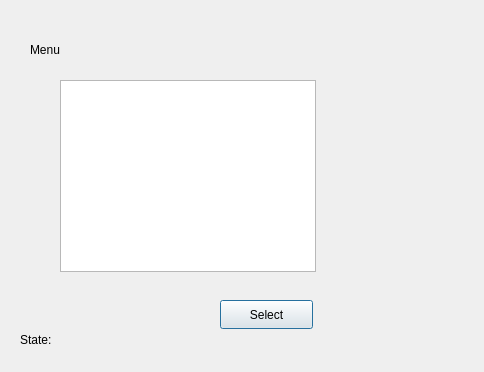
Burak-Yavas/qt-cpp-project, file menudialog.ui: the form before one commit.
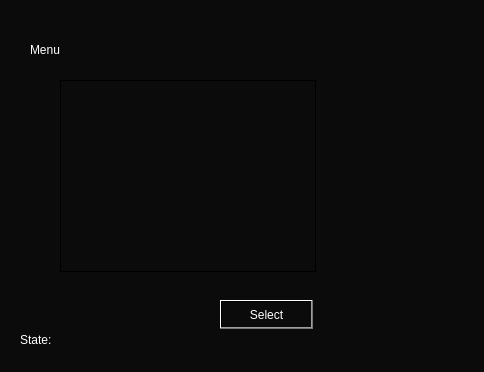
The form after the commit. Icons and pictures are not drawn.

The edit to the form file:
```diff
--- a/menudialog.ui
+++ b/menudialog.ui
@@ -13,6 +13,12 @@
   <property name="windowTitle">
    <string>Dialog</string>
   </property>
+  <property name="styleSheet">
+   <string notr="true">color: rgb(255, 255, 255);
+font: 9pt &quot;Segoe UI&quot;;
+
+background-color: qlineargradient(spread:reflect, x1:0.095, y1:0.176, x2:0.391, y2:0.471318, stop:1 rgba(11, 11, 11, 248));</string>
+  </property>
   <widget class="QTableView" name="tableView">
    <property name="geometry">
     <rect>
@@ -62,6 +68,28 @@
     <string>Select</string>
    </property>
   </widget>
+  <widget class="QLabel" name="label_2">
+   <property name="geometry">
+    <rect>
+     <x>0</x>
+     <y>10</y>
+     <width>481</width>
+     <height>361</height>
+    </rect>
+   </property>
+   <property name="styleSheet">
+    <string notr="true">image: url(:/resources/img/caferer.jpg);
+</string>
+   </property>
+   <property name="text">
+    <string/>
+   </property>
+  </widget>
+  <zorder>label_2</zorder>
+  <zorder>tableView</zorder>
+  <zorder>label_state</zorder>
+  <zorder>label</zorder>
+  <zorder>pushButton</zorder>
  </widget>
  <resources/>
  <connections/>
```
